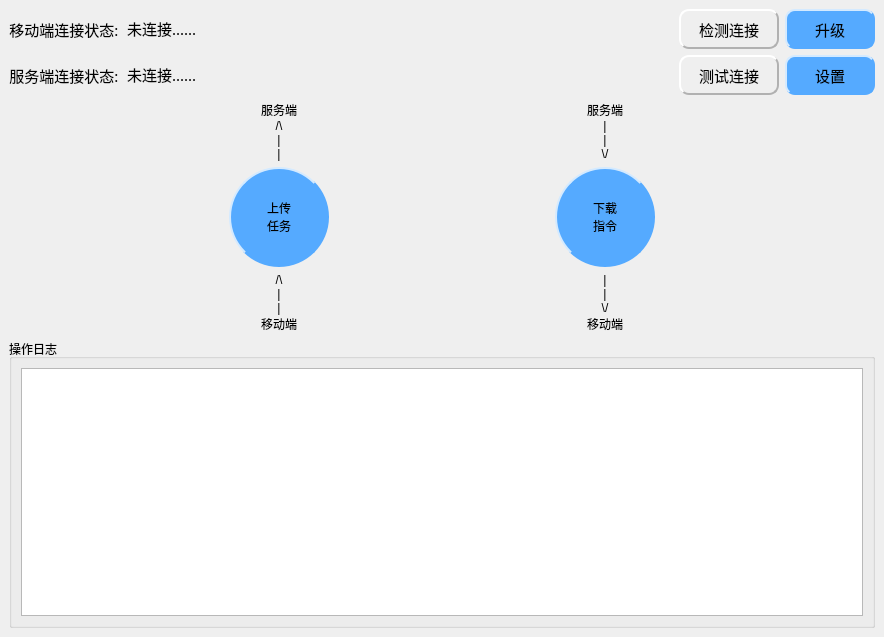
First picture: the form in mainwindow.ui, repository jacob-sw/win_client, before the edit.
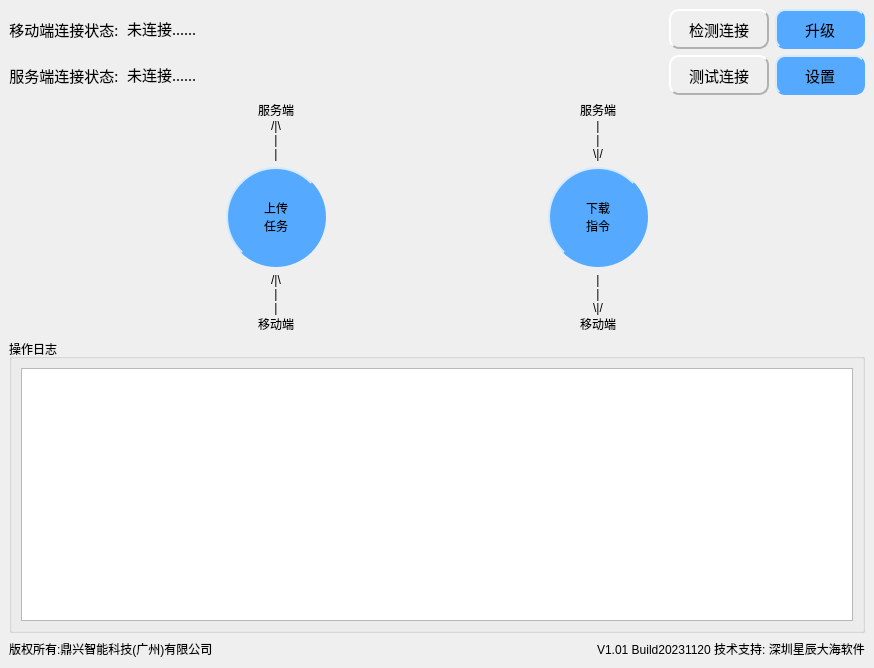
Second picture: the form after the edit. Icons and pictures are not drawn.

```diff
--- a/mainwindow.ui
+++ b/mainwindow.ui
@@ -6,8 +6,8 @@
    <rect>
     <x>0</x>
     <y>0</y>
-    <width>884</width>
-    <height>637</height>
+    <width>874</width>
+    <height>668</height>
    </rect>
   </property>
   <property name="font">
@@ -82,6 +82,12 @@
 
 </string>
   </property>
+  <property name="iconSize">
+   <size>
+    <width>40</width>
+    <height>40</height>
+   </size>
+  </property>
   <widget class="QWidget" name="centralwidget">
    <layout class="QVBoxLayout" name="verticalLayout_4">
     <item>
@@ -314,7 +320,7 @@
          <widget class="QLabel" name="label_4">
           <property name="text">
            <string>服务端
-/\
+/|\
 |
 |</string>
           </property>
@@ -340,7 +346,7 @@
         <item>
          <widget class="QLabel" name="label_2">
           <property name="text">
-           <string>/\
+           <string>/|\
 |
 |
 移动端</string>
@@ -373,7 +379,7 @@
            <string>服务端
 |
 |
-\/</string>
+\|/</string>
           </property>
           <property name="alignment">
            <set>Qt::AlignCenter</set>
@@ -399,7 +405,7 @@
           <property name="text">
            <string>|
 |
-\/
+\|/
 移动端</string>
           </property>
           <property name="alignment">
@@ -440,6 +446,37 @@
       </layout>
      </widget>
     </item>
+    <item>
+     <layout class="QHBoxLayout" name="horizontalLayout_4">
+      <item>
+       <widget class="QLabel" name="label_7">
+        <property name="text">
+         <string>版权所有:鼎兴智能科技(广州)有限公司</string>
+        </property>
+       </widget>
+      </item>
+      <item>
+       <spacer name="horizontalSpacer_7">
+        <property name="orientation">
+         <enum>Qt::Horizontal</enum>
+        </property>
+        <property name="sizeHint" stdset="0">
+         <size>
+          <width>40</width>
+          <height>20</height>
+         </size>
+        </property>
+       </spacer>
+      </item>
+      <item>
+       <widget class="QLabel" name="label_8">
+        <property name="text">
+         <string>V1.01 Build20231120 技术支持: 深圳星辰大海软件</string>
+        </property>
+       </widget>
+      </item>
+     </layout>
+    </item>
    </layout>
   </widget>
  </widget>
```
